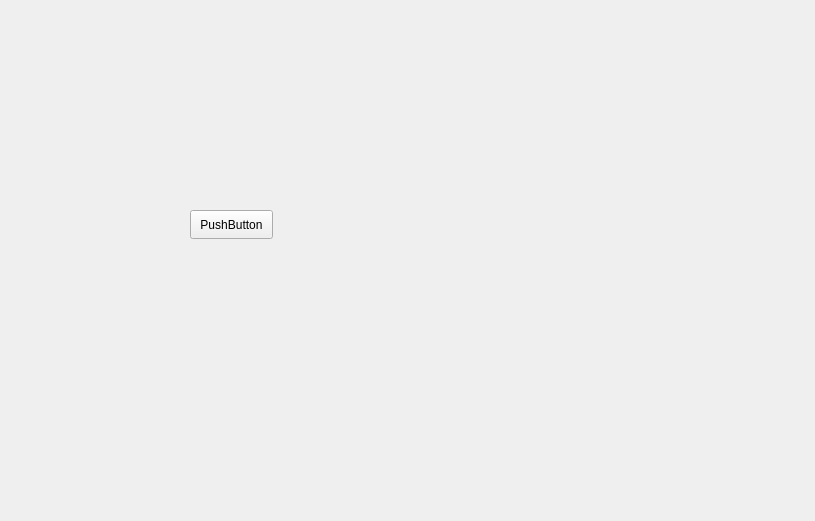
Before: the Qt Designer form tp_poo/pantallaJuego/pantallajuego.ui in voJuan/Prueba, drawn with Qt 5.
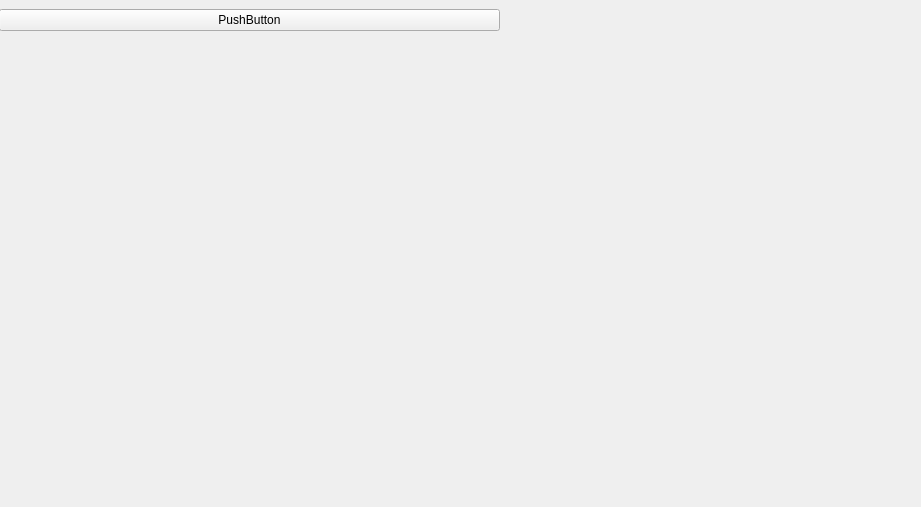
After: the same form once the commit is applied. Icons and pictures are not drawn.

Commit message: intentando hacer la pantalla de juego

Patch:
```diff
--- a/tp_poo/pantallaJuego/pantallajuego.ui
+++ b/tp_poo/pantallaJuego/pantallajuego.ui
@@ -6,25 +6,39 @@
    <rect>
     <x>0</x>
     <y>0</y>
-    <width>815</width>
-    <height>521</height>
+    <width>921</width>
+    <height>507</height>
    </rect>
   </property>
   <property name="windowTitle">
    <string>Form</string>
   </property>
-  <widget class="QPushButton" name="pushButton">
+  <property name="styleSheet">
+   <string notr="true">#pantallaPersona{
+	border-image: url(:/recursos/imagenes/Recursos/Imagenes/fondoPersona.jpg);
+}</string>
+  </property>
+  <widget class="QWidget" name="gridLayoutWidget">
    <property name="geometry">
     <rect>
-     <x>190</x>
-     <y>210</y>
-     <width>83</width>
-     <height>29</height>
+     <x>-1</x>
+     <y>9</y>
+     <width>501</width>
+     <height>271</height>
     </rect>
    </property>
-   <property name="text">
-    <string>PushButton</string>
-   </property>
+   <layout class="QGridLayout" name="pantallaPersona">
+    <property name="sizeConstraint">
+     <enum>QLayout::SetMaximumSize</enum>
+    </property>
+    <item row="0" column="0">
+     <widget class="QPushButton" name="pushButton">
+      <property name="text">
+       <string>PushButton</string>
+      </property>
+     </widget>
+    </item>
+   </layout>
   </widget>
  </widget>
  <resources/>
```
Left out of the diff: 3 changed lines with no effect on the pictures. The commit also changes 2 other files.
